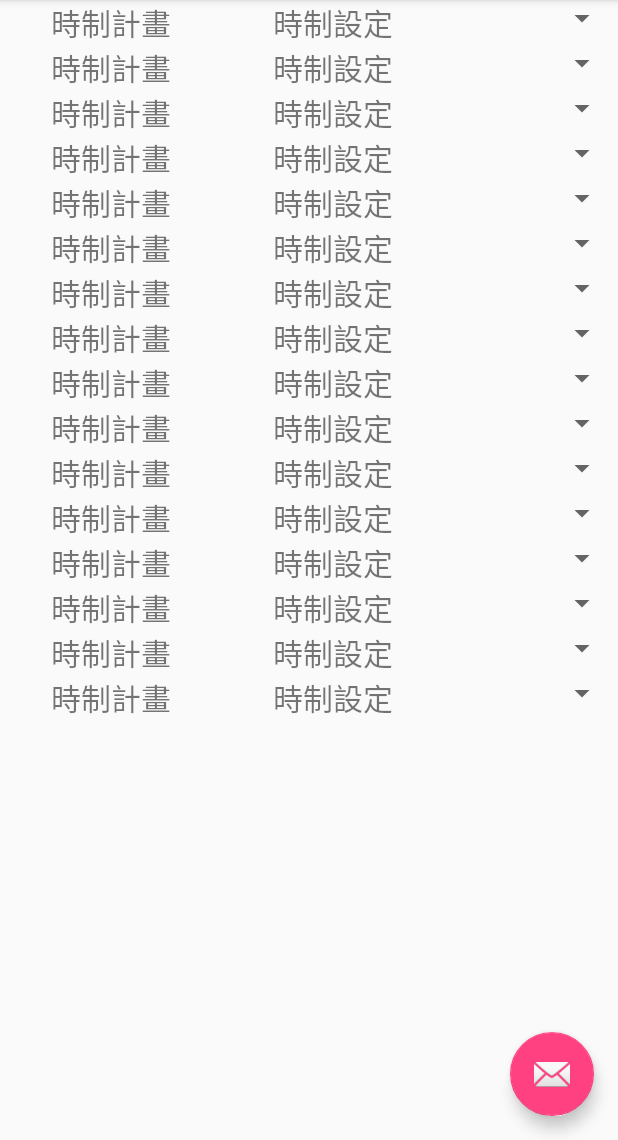
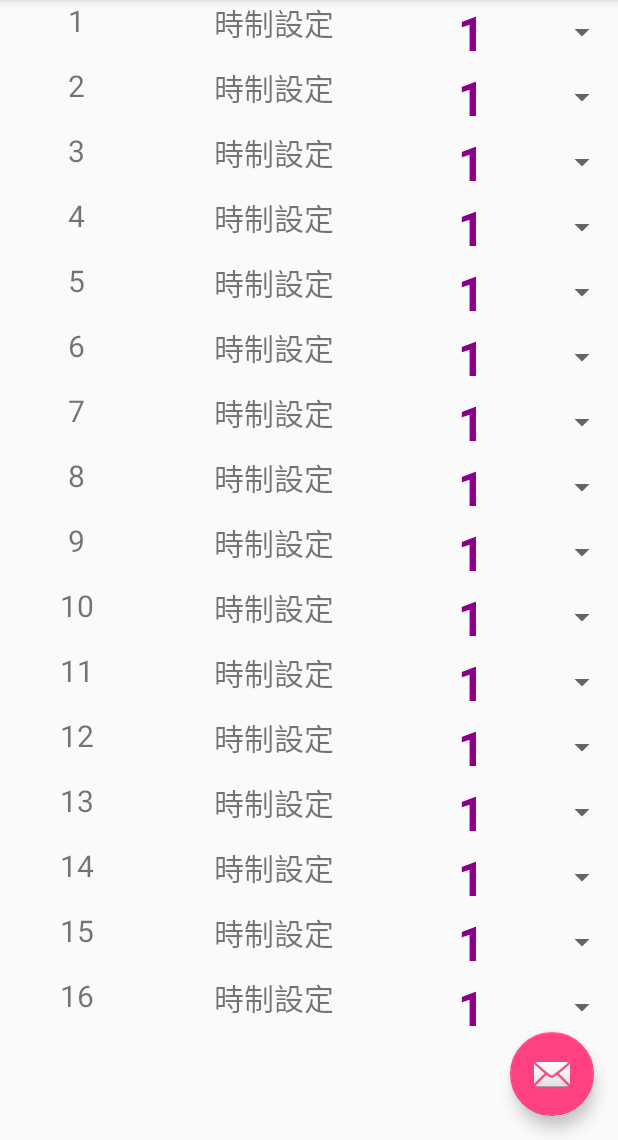
Before and after one commit to kaochuyang/shirink_app_git, an Android app: the plan_setting_content screen opened directly, with no data from a screen before it, on a phone screen of 412 x 824 dp, the part 96-1236 px from its top. Run offline under Robolectric (Android 15) with nearby library versions, the phone set to English and light mode, and no system bars.

Commit message:
連結spinner 改EditText

```diff
--- a/app/src/main/java/tw/com/cct/ms2/shirink_app_git/plan_setting_content.java
+++ b/app/src/main/java/tw/com/cct/ms2/shirink_app_git/plan_setting_content.java
@@ -4,9 +4,12 @@ import android.app.Fragment;
 import android.os.Bundle;
 import android.support.v4.app.FragmentManager;
 import android.support.v4.app.FragmentPagerAdapter;
+import android.view.ContextThemeWrapper;
 import android.view.LayoutInflater;
 import android.view.View;
 import android.view.ViewGroup;
+import android.widget.ArrayAdapter;
+import android.widget.Spinner;
 import android.widget.TextView;
 
 /**
@@ -19,6 +22,60 @@ public class plan_setting_content extends android.support.v4.app.Fragment {
                              Bundle savedInstanceState) {
         View rootView = inflater.inflate(R.layout.plan_setting_content, container, false);
 
+
+
+        Spinner plan_spin_num[]=new Spinner[16];
+        ArrayAdapter<CharSequence> arrayAdapter_plan_spinner=ArrayAdapter.createFromResource(this.getActivity(),R.array.plan,R.layout.myspinner_style);
+        //  arrayAdapter_tod_spinner
+
+        plan_spin_num_view_init(rootView, plan_spin_num);
+
+        plan_spin_adapter_init(plan_spin_num, arrayAdapter_plan_spinner);
+
+
+
+
+
         return rootView;
     }
+
+    private void plan_spin_num_view_init(View rootView, Spinner[] plan_spin_num) {
+        plan_spin_num[0]=rootView.findViewById(R.id.plan_spin_num_1);
+        plan_spin_num[1]=rootView.findViewById(R.id.plan_spin_num_2);
+        plan_spin_num[2]=rootView.findViewById(R.id.plan_spin_num_3);
+        plan_spin_num[3]=rootView.findViewById(R.id.plan_spin_num_4);
+        plan_spin_num[4]=rootView.findViewById(R.id.plan_spin_num_5);
+        plan_spin_num[5]=rootView.findViewById(R.id.plan_spin_num_6);
+        plan_spin_num[6]=rootView.findViewById(R.id.plan_spin_num_7);
+        plan_spin_num[7]=rootView.findViewById(R.id.plan_spin_num_8);
+        plan_spin_num[8]=rootView.findViewById(R.id.plan_spin_num_9);
+        plan_spin_num[9]=rootView.findViewById(R.id.plan_spin_num_10);
+        plan_spin_num[10]=rootView.findViewById(R.id.plan_spin_num_11);
+        plan_spin_num[11]=rootView.findViewById(R.id.plan_spin_num_12);
+        plan_spin_num[12]=rootView.findViewById(R.id.plan_spin_num_13);
+        plan_spin_num[13]=rootView.findViewById(R.id.plan_spin_num_14);
+        plan_spin_num[14]=rootView.findViewById(R.id.plan_spin_num_15);
+        plan_spin_num[15]=rootView.findViewById(R.id.plan_spin_num_16);
+    }
+
+    private void plan_spin_adapter_init(Spinner[] plan_spin_num, ArrayAdapter<CharSequence> arrayAdapter_plan_spinner) {
+        plan_spin_num[0].setAdapter(arrayAdapter_plan_spinner);
+        plan_spin_num[1].setAdapter(arrayAdapter_plan_spinner);
+        plan_spin_num[2].setAdapter(arrayAdapter_plan_spinner);
+        plan_spin_num[3].setAdapter(arrayAdapter_plan_spinner);
+        plan_spin_num[4].setAdapter(arrayAdapter_plan_spinner);
+        plan_spin_num[5].setAdapter(arrayAdapter_plan_spinner);
+        plan_spin_num[6].setAdapter(arrayAdapter_plan_spinner);
+        plan_spin_num[7].setAdapter(arrayAdapter_plan_spinner);
+        plan_spin_num[8].setAdapter(arrayAdapter_plan_spinner);
+        plan_spin_num[9].setAdapter(arrayAdapter_plan_spinner);
+        plan_spin_num[10].setAdapter(arrayAdapter_plan_spinner);
+        plan_spin_num[11].setAdapter(arrayAdapter_plan_spinner);
+        plan_spin_num[12].setAdapter(arrayAdapter_plan_spinner);
+        plan_spin_num[13].setAdapter(arrayAdapter_plan_spinner);
+        plan_spin_num[14].setAdapter(arrayAdapter_plan_spinner);
+        plan_spin_num[15].setAdapter(arrayAdapter_plan_spinner);
+
+
+    }
 }
--- a/app/src/main/java/tw/com/cct/ms2/shirink_app_git/plan_setting_fragment.java
+++ b/app/src/main/java/tw/com/cct/ms2/shirink_app_git/plan_setting_fragment.java
@@ -5,6 +5,8 @@ import android.os.Bundle;
 import android.view.LayoutInflater;
 import android.view.View;
 import android.view.ViewGroup;
+import android.widget.ArrayAdapter;
+import android.widget.Spinner;
 
 /**
  * Created by user on 2018/4/17.
@@ -16,6 +18,56 @@ public class plan_setting_fragment extends plan_setting_content {
                              Bundle savedInstanceState) {
         View rootView = inflater.inflate(R.layout.plan_setting_fragment, container, false);
 
+        Spinner plan_spin_num[]=new Spinner[16];
+        ArrayAdapter<CharSequence> arrayAdapter_plan_spinner=ArrayAdapter.createFromResource(this.getActivity(),R.array.plan,R.layout.myspinner_style);
+        //  arrayAdapter_tod_spinner
+
+        plan_spin_num_view_init(rootView, plan_spin_num);
+
+        plan_spin_adapter_init(plan_spin_num, arrayAdapter_plan_spinner);
+
+
         return rootView;
     }
+
+    private void plan_spin_num_view_init(View rootView, Spinner[] plan_spin_num) {
+        plan_spin_num[0]=rootView.findViewById(R.id.plan_spin_num_17);
+        plan_spin_num[1]=rootView.findViewById(R.id.plan_spin_num_18);
+        plan_spin_num[2]=rootView.findViewById(R.id.plan_spin_num_19);
+        plan_spin_num[3]=rootView.findViewById(R.id.plan_spin_num_20);
+        plan_spin_num[4]=rootView.findViewById(R.id.plan_spin_num_21);
+        plan_spin_num[5]=rootView.findViewById(R.id.plan_spin_num_22);
+        plan_spin_num[6]=rootView.findViewById(R.id.plan_spin_num_23);
+        plan_spin_num[7]=rootView.findViewById(R.id.plan_spin_num_24);
+        plan_spin_num[8]=rootView.findViewById(R.id.plan_spin_num_25);
+        plan_spin_num[9]=rootView.findViewById(R.id.plan_spin_num_26);
+        plan_spin_num[10]=rootView.findViewById(R.id.plan_spin_num_27);
+        plan_spin_num[11]=rootView.findViewById(R.id.plan_spin_num_28);
+        plan_spin_num[12]=rootView.findViewById(R.id.plan_spin_num_29);
+        plan_spin_num[13]=rootView.findViewById(R.id.plan_spin_num_30);
+        plan_spin_num[14]=rootView.findViewById(R.id.plan_spin_num_31);
+        plan_spin_num[15]=rootView.findViewById(R.id.plan_spin_num_32);
+    }
+
+    private void plan_spin_adapter_init(Spinner[] plan_spin_num, ArrayAdapter<CharSequence> arrayAdapter_plan_spinner) {
+        plan_spin_num[0].setAdapter(arrayAdapter_plan_spinner);
+        plan_spin_num[1].setAdapter(arrayAdapter_plan_spinner);
+        plan_spin_num[2].setAdapter(arrayAdapter_plan_spinner);
+        plan_spin_num[3].setAdapter(arrayAdapter_plan_spinner);
+        plan_spin_num[4].setAdapter(arrayAdapter_plan_spinner);
+        plan_spin_num[5].setAdapter(arrayAdapter_plan_spinner);
+        plan_spin_num[6].setAdapter(arrayAdapter_plan_spinner);
+        plan_spin_num[7].setAdapter(arrayAdapter_plan_spinner);
+        plan_spin_num[8].setAdapter(arrayAdapter_plan_spinner);
+        plan_spin_num[9].setAdapter(arrayAdapter_plan_spinner);
+        plan_spin_num[10].setAdapter(arrayAdapter_plan_spinner);
+        plan_spin_num[11].setAdapter(arrayAdapter_plan_spinner);
+        plan_spin_num[12].setAdapter(arrayAdapter_plan_spinner);
+        plan_spin_num[13].setAdapter(arrayAdapter_plan_spinner);
+        plan_spin_num[14].setAdapter(arrayAdapter_plan_spinner);
+        plan_spin_num[15].setAdapter(arrayAdapter_plan_spinner);
+
+
+    }
+
 }
--- a/app/src/main/res/layout/plan_setting_content.xml
+++ b/app/src/main/res/layout/plan_setting_content.xml
@@ -30,7 +30,7 @@
                 android:layout_gravity="center_horizontal"
                 android:layout_weight="1"
                 android:gravity="center_horizontal"
-                android:text="@string/plan_num"
+                android:text="1"
                 android:textSize="20sp" />
 
             <TextView
@@ -72,7 +72,7 @@
                 android:layout_gravity="center_horizontal"
                 android:layout_weight="1"
                 android:gravity="center_horizontal"
-                android:text="@string/plan_num"
+                android:text="2"
                 android:textSize="20sp" />
 
             <TextView
@@ -114,7 +114,7 @@
                 android:layout_gravity="center_horizontal"
                 android:layout_weight="1"
                 android:gravity="center_horizontal"
-                android:text="@string/plan_num"
+                android:text="3"
                 android:textSize="20sp" />
 
             <TextView
@@ -156,7 +156,7 @@
                 android:layout_gravity="center_horizontal"
                 android:layout_weight="1"
                 android:gravity="center_horizontal"
-                android:text="@string/plan_num"
+                android:text="4"
                 android:textSize="20sp" />
 
             <TextView
@@ -198,7 +198,7 @@
                 android:layout_gravity="center_horizontal"
                 android:layout_weight="1"
                 android:gravity="center_horizontal"
-                android:text="@string/plan_num"
+                android:text="5"
                 android:textSize="20sp" />
 
             <TextView
@@ -240,7 +240,7 @@
                 android:layout_gravity="center_horizontal"
                 android:layout_weight="1"
                 android:gravity="center_horizontal"
-                android:text="@string/plan_num"
+                android:text="6"
                 android:textSize="20sp" />
 
             <TextView
@@ -282,7 +282,7 @@
                 android:layout_gravity="center_horizontal"
                 android:layout_weight="1"
                 android:gravity="center_horizontal"
-                android:text="@string/plan_num"
+                android:text="7"
                 android:textSize="20sp" />
 
             <TextView
@@ -324,7 +324,7 @@
                 android:layout_gravity="center_horizontal"
                 android:layout_weight="1"
                 android:gravity="center_horizontal"
-                android:text="@string/plan_num"
+                android:text="8"
                 android:textSize="20sp" />
 
             <TextView
@@ -366,7 +366,7 @@
                 android:layout_gravity="center_horizontal"
                 android:layout_weight="1"
                 android:gravity="center_horizontal"
-                android:text="@string/plan_num"
+                android:text="9"
                 android:textSize="20sp" />
 
             <TextView
@@ -408,7 +408,7 @@
                 android:layout_gravity="center_horizontal"
                 android:layout_weight="1"
                 android:gravity="center_horizontal"
-                android:text="@string/plan_num"
+                android:text="10"
                 android:textSize="20sp" />
 
             <TextView
@@ -450,7 +450,7 @@
                 android:layout_gravity="center_horizontal"
                 android:layout_weight="1"
                 android:gravity="center_horizontal"
-                android:text="@string/plan_num"
+                android:text="11"
                 android:textSize="20sp" />
 
             <TextView
@@ -492,7 +492,7 @@
                 android:layout_gravity="center_horizontal"
                 android:layout_weight="1"
                 android:gravity="center_horizontal"
-                android:text="@string/plan_num"
+                android:text="12"
                 android:textSize="20sp" />
 
             <TextView
@@ -534,7 +534,7 @@
                 android:layout_gravity="center_horizontal"
                 android:layout_weight="1"
                 android:gravity="center_horizontal"
-                android:text="@string/plan_num"
+                android:text="13"
                 android:textSize="20sp" />
 
             <TextView
@@ -576,7 +576,7 @@
                 android:layout_gravity="center_horizontal"
                 android:layout_weight="1"
                 android:gravity="center_horizontal"
-                android:text="@string/plan_num"
+                android:text="14"
                 android:textSize="20sp" />
 
             <TextView
@@ -618,7 +618,7 @@
                 android:layout_gravity="center_horizontal"
                 android:layout_weight="1"
                 android:gravity="center_horizontal"
-                android:text="@string/plan_num"
+                android:text="15"
                 android:textSize="20sp" />
 
             <TextView
@@ -660,7 +660,7 @@
                 android:layout_gravity="center_horizontal"
                 android:layout_weight="1"
                 android:gravity="center_horizontal"
-                android:text="@string/plan_num"
+                android:text="16"
                 android:textSize="20sp" />
 
             <TextView
--- a/app/src/main/res/values/spinner_string.xml
+++ b/app/src/main/res/values/spinner_string.xml
@@ -52,4 +52,58 @@
         <item>20</item>
     </string-array>
 
+    <string-array name="plan">
+
+
+        <item>1</item>
+        <item>2</item>
+        <item>3</item>
+        <item>4</item>
+        <item>5</item>
+        <item>6</item>
+        <item>7</item>
+        <item>8</item>
+        <item>9</item>
+        <item>10</item>
+        <item>11</item>
+        <item>12</item>
+        <item>13</item>
+        <item>14</item>
+        <item>15</item>
+        <item>16</item>
+        <item>17</item>
+        <item>18</item>
+        <item>19</item>
+        <item>20</item>
+        <item>21</item>
+        <item>22</item>
+        <item>23</item>
+        <item>24</item>
+        <item>25</item>
+        <item>26</item>
+        <item>27</item>
+        <item>28</item>
+        <item>29</item>
+        <item>30</item>
+        <item>31</item>
+        <item>32</item>
+        <item>33</item>
+        <item>34</item>
+        <item>35</item>
+        <item>36</item>
+        <item>37</item>
+        <item>38</item>
+        <item>39</item>
+        <item>40</item>
+        <item>41</item>
+        <item>42</item>
+        <item>43</item>
+        <item>44</item>
+        <item>45</item>
+        <item>46</item>
+        <item>47</item>
+        <item>48</item>
+
+    </string-array>
+
 </resources>
--- a/app/src/main/res/values/strings.xml
+++ b/app/src/main/res/values/strings.xml
@@ -113,4 +113,7 @@
     <string name="ask_for_center_transfer_plan">要求中心下傳時制</string>
     <string name="title_activity_direction_setting">Direction_setting</string>
 
+
+
+
 </resources>
```
Also changed, not shown: app/src/main/java/tw/com/cct/ms2/shirink_app_git/plan_setting_fragment2.java (+49 -0 lines), app/src/main/res/layout/plan_setting_fragment.xml (+16 -16 lines), app/src/main/res/layout/plan_setting_fragment2.xml (+16 -16 lines).
